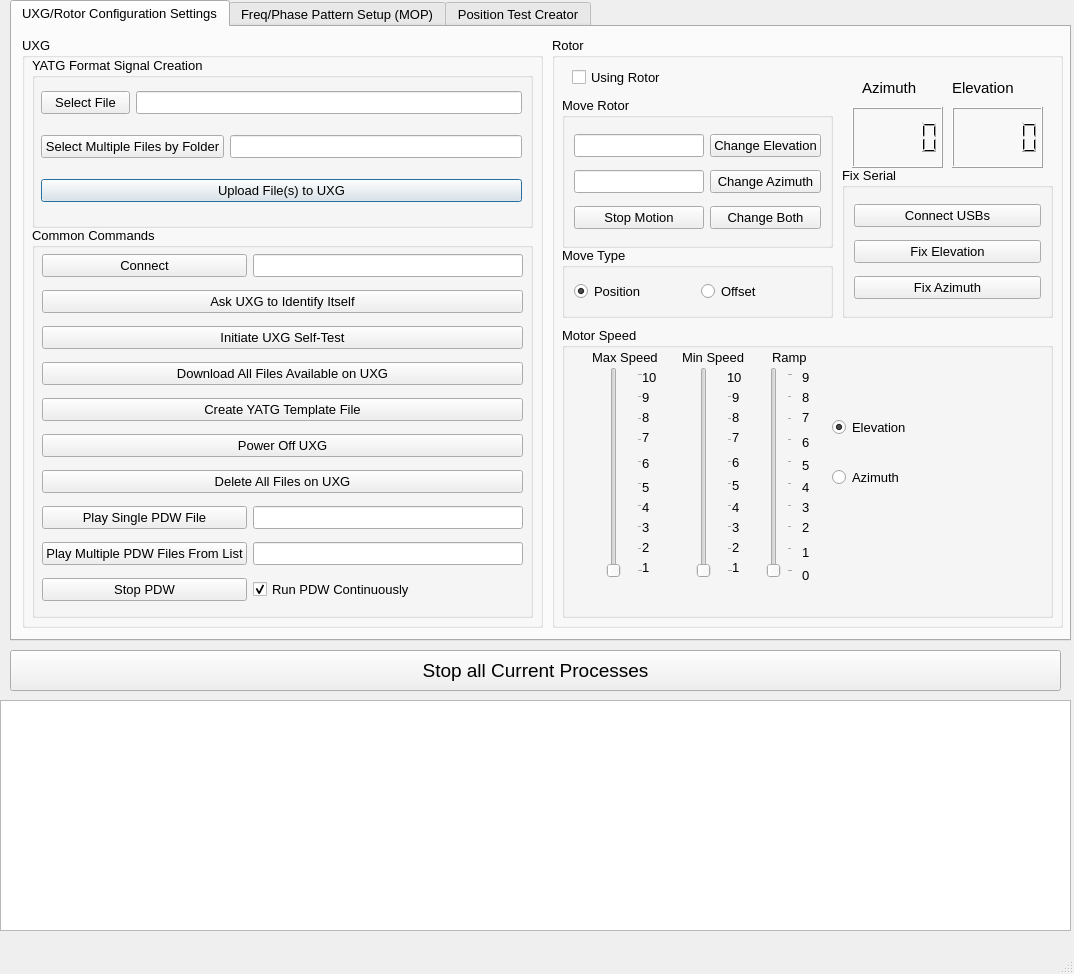
First picture: the form in UXG/mainwindow.ui, repository jonk4m/UXG, before the edit.
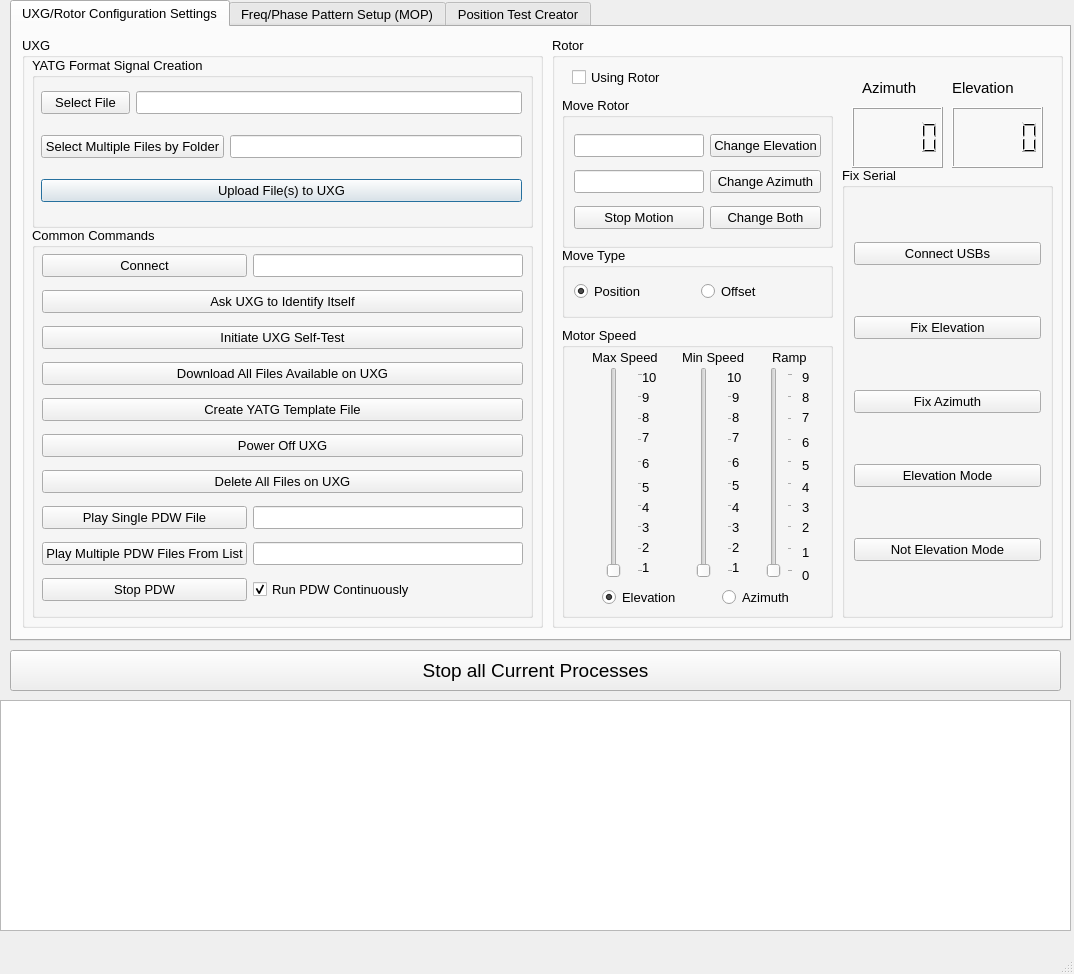
Second picture: the form after the edit. The open tabs and pages were chosen to show the change.

Commit message: Added ability to put USBs in correct elevation mode

```diff
--- a/UXG/mainwindow.ui
+++ b/UXG/mainwindow.ui
@@ -466,7 +466,7 @@
         <rect>
          <x>10</x>
          <y>290</y>
-         <width>491</width>
+         <width>271</width>
          <height>291</height>
         </rect>
        </property>
@@ -1180,8 +1180,8 @@
        <widget class="QRadioButton" name="elevationMotorSpeedRadioButton">
         <property name="geometry">
          <rect>
-          <x>270</x>
-          <y>90</y>
+          <x>40</x>
+          <y>260</y>
           <width>101</width>
           <height>20</height>
          </rect>
@@ -1204,8 +1204,8 @@
        <widget class="QRadioButton" name="azimuthMotorSpeedRadioButton">
         <property name="geometry">
          <rect>
-          <x>270</x>
-          <y>140</y>
+          <x>160</x>
+          <y>260</y>
           <width>91</width>
           <height>20</height>
          </rect>
@@ -1354,7 +1354,7 @@
          <x>290</x>
          <y>130</y>
          <width>211</width>
-         <height>151</height>
+         <height>451</height>
         </rect>
        </property>
        <property name="font">
@@ -1414,6 +1414,25 @@
           </property>
          </widget>
         </item>
+        <item>
+         <widget class="QPushButton" name="elevationModePushButton">
+          <property name="font">
+           <font>
+            <pointsize>10</pointsize>
+           </font>
+          </property>
+          <property name="text">
+           <string>Elevation Mode</string>
+          </property>
+         </widget>
+        </item>
+        <item>
+         <widget class="QPushButton" name="notElevationModePushButton">
+          <property name="text">
+           <string>Not Elevation Mode</string>
+          </property>
+         </widget>
+        </item>
        </layout>
       </widget>
       <widget class="QCheckBox" name="usingRotorCheckBox">
```
Left out of the diff: 12 changed lines with no effect on the pictures. The commit also changes 4 other files.
